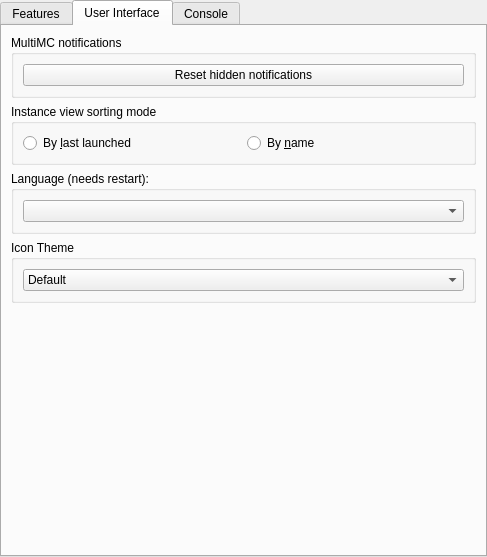
This is application/pages/global/MultiMCPage.ui in FreesmTeam/FreesmLauncher as Qt 5 draws it before an edit. The edited form follows.
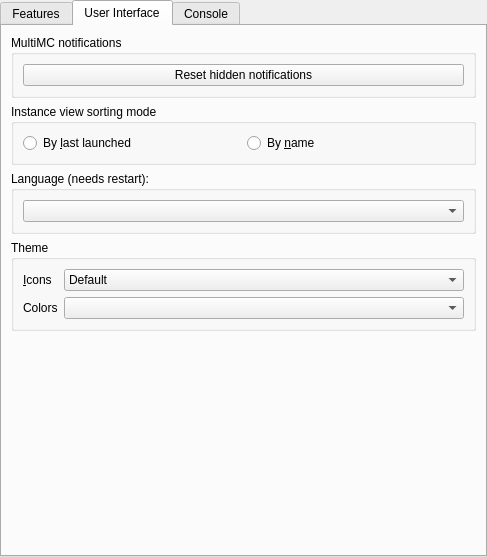
This is the edited form. The open tabs and pages were chosen to show the change.

Commit message: GH-903 simple theme switching and dark theme

```diff
--- a/application/pages/global/MultiMCPage.ui
+++ b/application/pages/global/MultiMCPage.ui
@@ -329,13 +329,23 @@
        <item>
         <widget class="QGroupBox" name="themeBox">
          <property name="title">
-          <string>Icon Theme</string>
+          <string>Theme</string>
          </property>
-         <layout class="QHBoxLayout" name="themeBoxLayout">
-          <item>
+         <layout class="QFormLayout" name="formLayout">
+          <item row="0" column="0">
+           <widget class="QLabel" name="label_3">
+            <property name="text">
+             <string>&amp;Icons</string>
+            </property>
+            <property name="buddy">
+             <cstring>themeComboBox</cstring>
+            </property>
+           </widget>
+          </item>
+          <item row="0" column="1">
            <widget class="QComboBox" name="themeComboBox">
             <property name="sizePolicy">
-             <sizepolicy hsizetype="Minimum" vsizetype="Fixed">
+             <sizepolicy hsizetype="Expanding" vsizetype="Fixed">
               <horstretch>0</horstretch>
               <verstretch>0</verstretch>
              </sizepolicy>
@@ -380,6 +390,29 @@
             </item>
            </widget>
           </item>
+          <item row="1" column="1">
+           <widget class="QComboBox" name="themeComboBoxColors">
+            <property name="sizePolicy">
+             <sizepolicy hsizetype="Expanding" vsizetype="Fixed">
+              <horstretch>0</horstretch>
+              <verstretch>0</verstretch>
+             </sizepolicy>
+            </property>
+            <property name="focusPolicy">
+             <enum>Qt::StrongFocus</enum>
+            </property>
+           </widget>
+          </item>
+          <item row="1" column="0">
+           <widget class="QLabel" name="label_4">
+            <property name="text">
+             <string>Colors</string>
+            </property>
+            <property name="buddy">
+             <cstring>themeComboBoxColors</cstring>
+            </property>
+           </widget>
+          </item>
          </layout>
         </widget>
        </item>
```
Left out of the diff: 1 changed line with no effect on the pictures. The commit also changes 10 other files.
